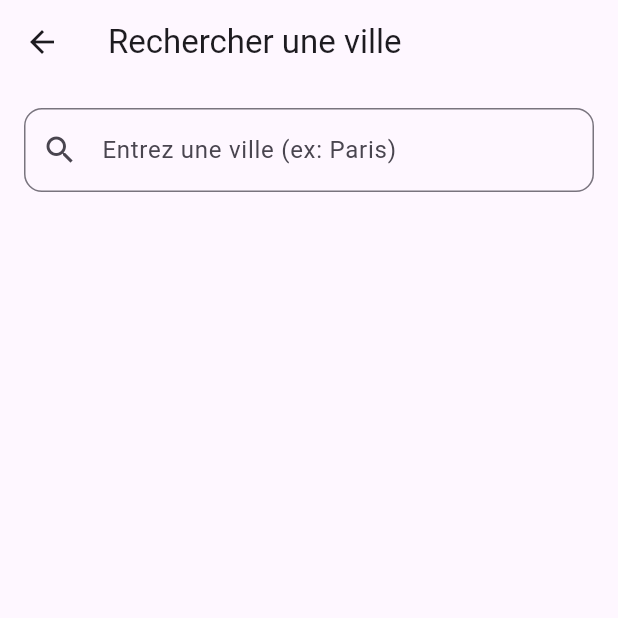
After one commit to fabricemi/flutter, a Flutter app: the screen it shows after launch, after a tap on "Commencez", on a phone screen of 412 x 824 dp, the top half of it. The commit adds this screen. Run offline on Flutter 3.47's test engine with Material 3 defaults, Android fonts, the phone set to English and light mode, and no system bars; our stand-ins replace animated_text_kit.

Commit message:
Mise à jour du projet + barre de recherche

```diff
--- a/explorez_votre_ville/lib/main.dart
+++ b/explorez_votre_ville/lib/main.dart
@@ -1,5 +1,6 @@
 import 'package:explorez_votre_ville/screens/home_page.dart';
 import 'package:flutter/material.dart';
+import 'package:explorez_votre_ville/screens/search_page.dart';
 
 void main() {
   runApp(const Base());
@@ -13,7 +14,11 @@ class Base extends StatelessWidget {
     return MaterialApp(
       title: 'Explorez Votre Ville',
       initialRoute: "/",
-      routes: {"/": (context) => HomePage()},
+      routes: {
+        "/": (context) => HomePage(),
+        "/search": (context) => SearchPage(),
+      },
     );
+
   }
 }
--- a/explorez_votre_ville/lib/screens/home_page.dart
+++ b/explorez_votre_ville/lib/screens/home_page.dart
@@ -54,10 +54,13 @@ class HomePage extends StatelessWidget {
               stopPauseOnTap: true,
             ),
             ElevatedButton.icon(
-              onPressed: null,
-              icon: Icon(Icons.start),
+              onPressed: () {
+                Navigator.pushNamed(context, "/search");
+              },
+              icon: Icon(Icons.travel_explore),
               label: Text("Commencez"),
-            ),
+            )
+
           ],
         ),
       ),
--- /dev/null
+++ b/explorez_votre_ville/lib/screens/search_page.dart
@@ -0,0 +1,129 @@
+import 'package:flutter/material.dart';
+import 'package:explorez_votre_ville/models/meteo.dart';
+import 'package:explorez_votre_ville/models/api_cals.dart';
+
+class SearchPage extends StatefulWidget {
+  const SearchPage({super.key});
+
+  @override
+  State<SearchPage> createState() => _SearchPageState();
+}
+
+class _SearchPageState extends State<SearchPage> {
+  final TextEditingController _controller = TextEditingController();
+  Meteo? _meteo;        // Pour stocker les données météo
+  bool _loading = false;
+  String? _error;
+
+  // Fonction appelée quand on tape une ville
+  Future<void> _searchCity() async {
+    final city = _controller.text.trim();
+    if (city.isEmpty) return;
+
+    setState(() {
+      _loading = true;
+      _error = null;
+    });
+
+    try {
+      final data = await fetchCityInfoFromOWM(city);
+      setState(() {
+        _meteo = data;
+      });
+    } catch (e) {
+      setState(() {
+        _error = "Ville introuvable";
+        _meteo = null;
+      });
+    }
+
+    setState(() {
+      _loading = false;
+    });
+  }
+
+  @override
+  Widget build(BuildContext context) {
+    return Scaffold(
+      appBar: AppBar(title: const Text("Rechercher une ville")),
+      body: Padding(
+        padding: const EdgeInsets.all(16.0),
+        child: Column(
+          children: [
+            // Champ de recherche
+            TextField(
+              controller: _controller,
+              decoration: InputDecoration(
+                hintText: "Entrez une ville (ex: Paris)",
+                prefixIcon: const Icon(Icons.search),
+                border: OutlineInputBorder(
+                  borderRadius: BorderRadius.circular(12),
+                ),
+              ),
+              onSubmitted: (_) => _searchCity(),
+            ),
+
+            const SizedBox(height: 20),
+
+            // Loader
+            if (_loading) CircularProgressIndicator(),
+
+            // Message d'erreur
+            if (_error != null)
+              Text(
+                _error!,
+                style: const TextStyle(color: Colors.red, fontSize: 16),
+              ),
+
+            // Affichage des résultats
+            if (_meteo != null && !_loading)
+              Expanded(child: _buildCityInfo(_meteo!)),
+          ],
+        ),
+      ),
+    );
+  }
+
+  /// Widget pour afficher les infos de la ville trouvée
+  Widget _buildCityInfo(Meteo meteo) {
+    return Column(
+      crossAxisAlignment: CrossAxisAlignment.center,
+      children: [
+        Text(
+          meteo.city,
+          style: const TextStyle(fontSize: 30, fontWeight: FontWeight.bold),
+        ),
+        const SizedBox(height: 10),
+
+        // Affichage température principale
+        Text(
+          "${meteo.tempNumData.temp.round()}°C",
+          style: const TextStyle(fontSize: 60, fontWeight: FontWeight.bold),
+        ),
+
+        Text(
+          meteo.tempCarData.description.toUpperCase(),
+          style: const TextStyle(fontSize: 20, color: Colors.grey),
+        ),
+
+        const SizedBox(height: 20),
+
+        // Humidité et pression
+        Row(
+          mainAxisAlignment: MainAxisAlignment.center,
+          children: [
+            Column(children: [
+              const Text("Humidité"),
+              Text("${meteo.tempNumData.humidity}%"),
+            ]),
+            const SizedBox(width: 40),
+            Column(children: [
+              const Text("Pression"),
+              Text("${meteo.tempNumData.pressure} hPa"),
+            ]),
+          ],
+        ),
+      ],
+    );
+  }
+}
```
